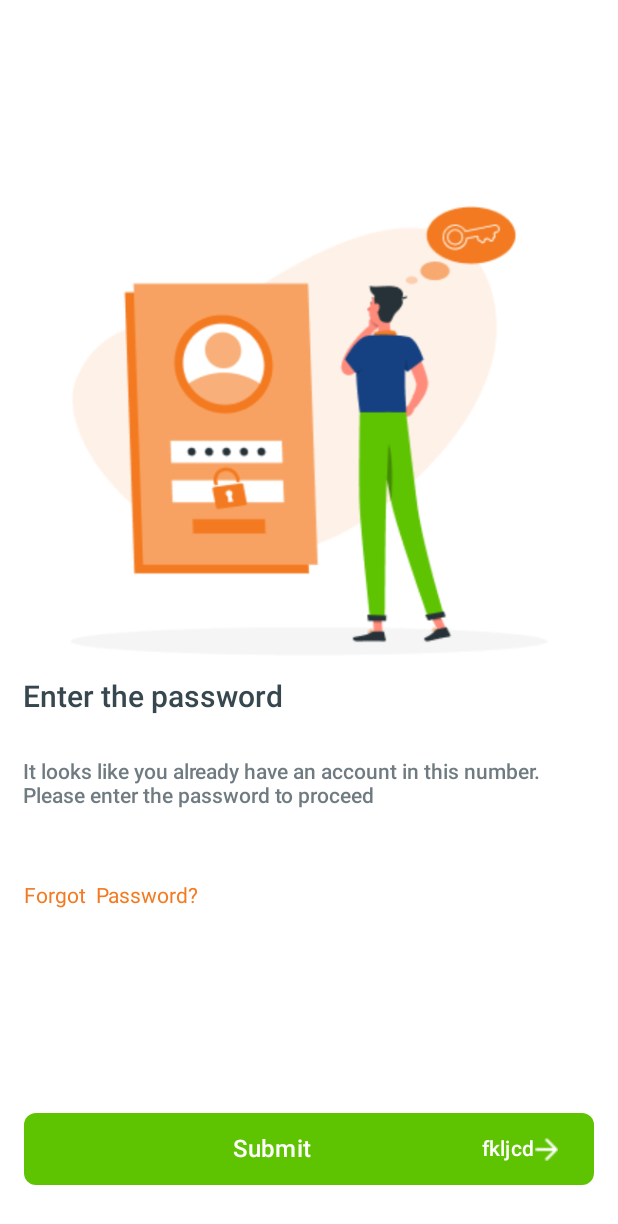
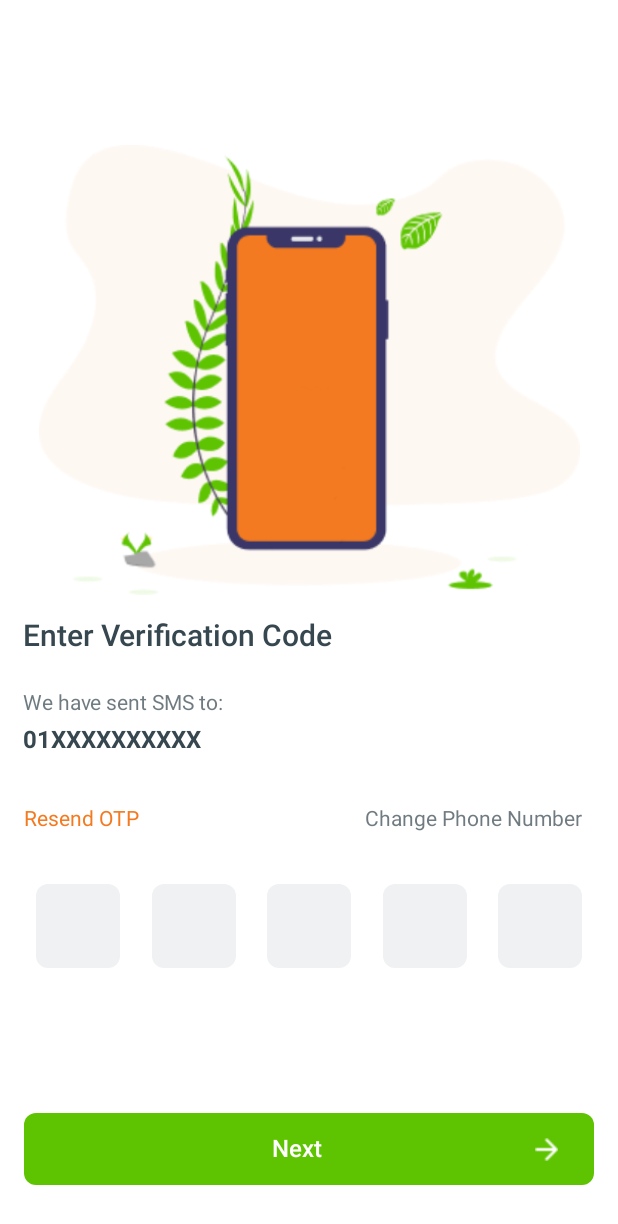
Before and after one commit to DRANIK1211/ComposeWeather, an Android app built with Jetpack Compose: the @Preview function EnterCodePreview, on a phone screen of 412 x 824 dp. Shown: the top 1224 px of the screen. Run offline under Robolectric (Android 15) with nearby library versions, the phone set to English and light mode, and no system bars.

Commit message:
end enterCode.kt, start newRegisteration.kt

```diff
--- a/app/src/main/java/com/example/composeweather/MainActivity.kt
+++ b/app/src/main/java/com/example/composeweather/MainActivity.kt
@@ -13,6 +13,7 @@ import androidx.compose.ui.Modifier
 import androidx.compose.ui.tooling.preview.Preview
 import com.example.composeweather.screen.enterCode.EnterCode
 import com.example.composeweather.screen.enterPassword.EnterPassword
+import com.example.composeweather.screen.registration.NewRegistration
 import com.example.composeweather.ui.theme.ComposeWeatherTheme
 
 class MainActivity : ComponentActivity() {
@@ -33,5 +34,5 @@ class MainActivity : ComponentActivity() {
 
 @Composable
 fun MainScreen() {
-    EnterCode()
+    NewRegistration()
 }
--- a/app/src/main/java/com/example/composeweather/screen/enterCode/enterCode.kt
+++ b/app/src/main/java/com/example/composeweather/screen/enterCode/enterCode.kt
@@ -1,8 +1,10 @@
 package com.example.composeweather.screen.enterCode
 
 import androidx.compose.foundation.Image
+import androidx.compose.foundation.background
 import androidx.compose.foundation.clickable
 import androidx.compose.foundation.layout.Arrangement
+import androidx.compose.foundation.layout.Box
 import androidx.compose.foundation.layout.Column
 import androidx.compose.foundation.layout.Row
 import androidx.compose.foundation.layout.fillMaxHeight
@@ -12,6 +14,8 @@ import androidx.compose.foundation.layout.height
 import androidx.compose.foundation.layout.padding
 import androidx.compose.foundation.layout.width
 import androidx.compose.foundation.shape.RoundedCornerShape
+import androidx.compose.foundation.text.BasicTextField
+import androidx.compose.foundation.text.KeyboardActions
 import androidx.compose.foundation.text.KeyboardOptions
 import androidx.compose.material3.Button
 import androidx.compose.material3.ButtonDefaults
@@ -27,11 +31,14 @@ import androidx.compose.runtime.saveable.rememberSaveable
 import androidx.compose.runtime.setValue
 import androidx.compose.ui.Alignment
 import androidx.compose.ui.Modifier
+import androidx.compose.ui.draw.clip
+import androidx.compose.ui.draw.drawWithCache
 import androidx.compose.ui.graphics.Color
 import androidx.compose.ui.platform.LocalContext
 import androidx.compose.ui.platform.LocalDensity
 import androidx.compose.ui.res.painterResource
 import androidx.compose.ui.text.font.FontWeight
+import androidx.compose.ui.text.input.KeyboardCapitalization
 import androidx.compose.ui.text.input.KeyboardType
 import androidx.compose.ui.text.input.PasswordVisualTransformation
 import androidx.compose.ui.text.input.VisualTransformation
@@ -57,33 +64,110 @@ fun EnterCode() {
             verticalArrangement = Arrangement.Center,
             ) {
             Image(
-                painter = painterResource(R.drawable.enterpassimg), contentDescription = null,
+                painter = painterResource(R.drawable.phonenumberimg1), contentDescription = null,
                 modifier = Modifier
                     .fillMaxWidth()
                     .height(300.dp)
             )
             Text(
-                "Enter the password",
+                "Enter Verification Code",
                 modifier = Modifier.padding(15.dp),
                 fontSize = 20.sp,
                 color = Color(55, 71, 79),
                 fontWeight = FontWeight.Medium
             )
             Text(
-                "It looks like you already have an account in this number. Please enter the password to proceed",
-                modifier = Modifier.padding(15.dp),
+                "We have sent SMS to:",
+                modifier = Modifier.padding(start = 15.dp, top = 10.dp, bottom = 7.dp),
                 fontSize = 14.sp,
                 color = Color(55, 71, 79, 183),
-                fontWeight = FontWeight.Medium
+                fontWeight = FontWeight(400)
             )
             Text(
-                text = "Forgot  Password?",
-                color = Color(243, 122, 32),
-                modifier = Modifier
-                    .padding(start = 16.dp, top = 35.dp),
-                fontSize = 14.sp,
-                fontWeight = FontWeight(400)
+                "01XXXXXXXXXX",
+                modifier = Modifier.padding(start = 15.dp,),
+                fontSize = 16.sp,
+                color = Color(55, 71, 79),
+                fontWeight = FontWeight(700)
             )
+            Row(
+                modifier = Modifier.fillMaxWidth()
+                    .padding(start = 16.dp, top = 35.dp, end = 24.dp),
+                horizontalArrangement = Arrangement.SpaceBetween,
+                verticalAlignment = Alignment.CenterVertically,
+
+                ){
+                Text(
+                    text = "Resend OTP",
+                    color = Color(243, 122, 32),
+                    modifier = Modifier,
+                    fontSize = 14.sp,
+                    fontWeight = FontWeight(400)
+                )
+                Text(
+                    text = "Change Phone Number",
+                    color = Color(55, 71, 79, 183),
+                    modifier = Modifier,
+                    fontSize = 14.sp,
+                    fontWeight = FontWeight(400)
+                )
+            }
+            var OtpText by remember {
+                mutableStateOf("")
+            }
+            BasicTextField(
+                value = OtpText,
+                onValueChange = {
+                    if(it.length <= 5){
+                        OtpText = it
+                    }
+                },
+                modifier = Modifier.fillMaxWidth()
+                    .padding(top = 35.dp, start = 24.dp, end = 24.dp),
+                keyboardOptions = KeyboardOptions(
+                    capitalization = KeyboardCapitalization.Characters,
+                    keyboardType = KeyboardType.Number
+                )
+            ){
+                Row (horizontalArrangement = Arrangement.SpaceBetween){
+                    repeat(5) { index ->
+                        val number = when {
+                            index >= OtpText.length -> ""
+                            else -> OtpText[index]
+                        }
+
+                        Column(
+                            verticalArrangement = Arrangement.Center,
+                            horizontalAlignment = Alignment.CenterHorizontally
+                        ) {
+                            Box(
+                                modifier = Modifier
+                                    .width(56.dp)
+                                    .height(56.dp)
+                                    .clip(
+                                        shape = RoundedCornerShape(8.dp)
+                                    )
+                                    .background(Color(240, 241, 242))
+                                    ,
+
+                            ){
+                                Box(
+                                    contentAlignment = Alignment.Center,
+                                    modifier = Modifier.fillMaxSize()
+                                ){
+                                    Text(
+                                        text = number.toString(),
+                                        fontSize = 20.sp,
+                                        fontWeight = FontWeight(500)
+                                    )
+                                }
+
+                            }
+                        }
+                    }
+                }
+            }
+
         }
         Button(
             onClick = {},
@@ -102,7 +186,7 @@ fun EnterCode() {
                 verticalAlignment = Alignment.CenterVertically
             ) {
                 Text(
-                    text = "Submit",
+                    text = "Next",
                     fontSize = 16.sp,
                     fontWeight = FontWeight(500),
                     modifier = Modifier
@@ -110,8 +194,6 @@ fun EnterCode() {
                         .weight(1f),
                     textAlign = TextAlign.Center
                 )
-                Text("fkljcd")
-
                 Image(
                     painter = painterResource(R.drawable.nextbutton),
                     contentDescription = null,
```
Also changed, not shown: app/src/main/java/com/example/composeweather/screen/registration/newRegisteration.kt (added, +70 -0 lines).
